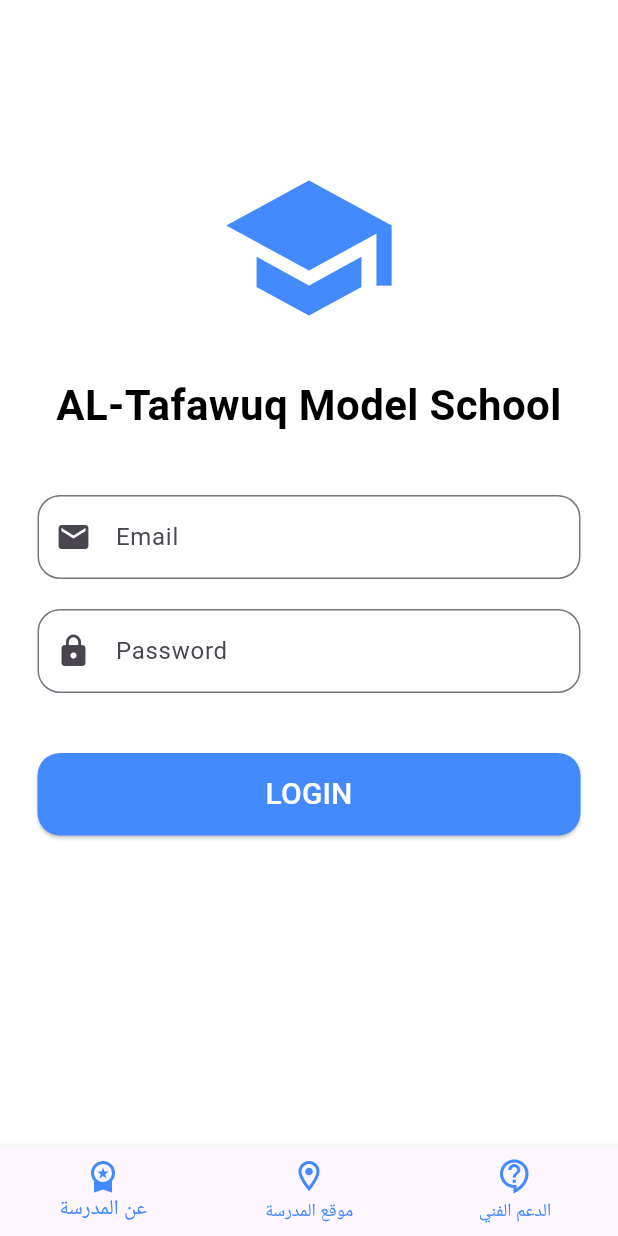
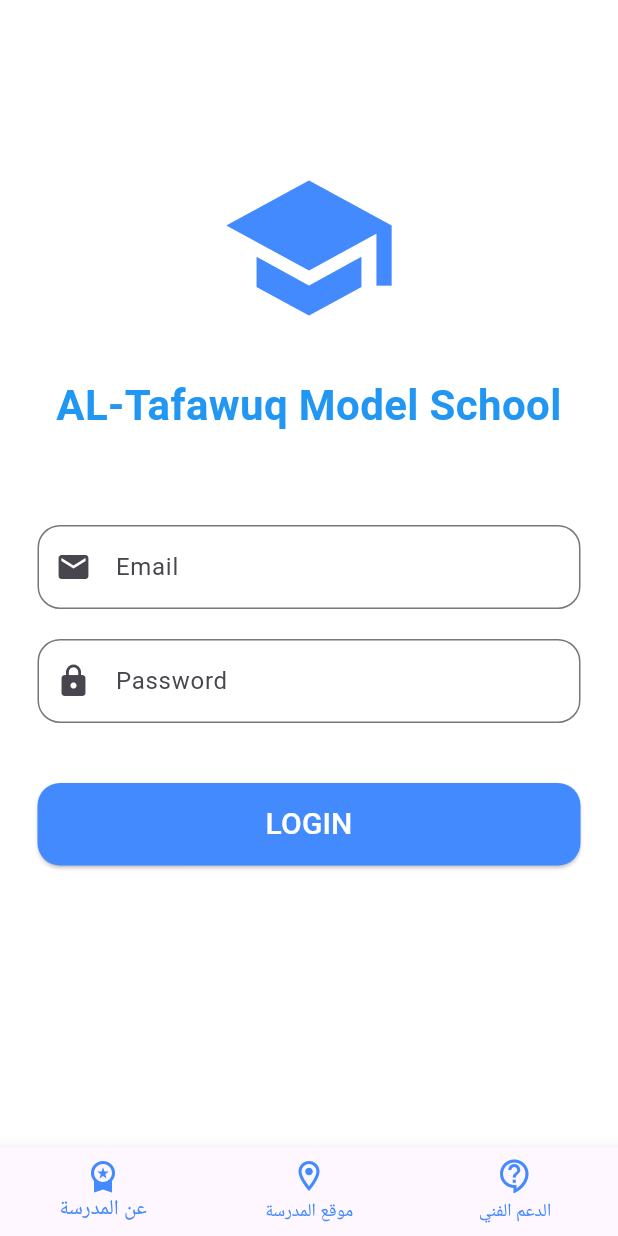
Before and after one commit to bakkuur/superiority, a Flutter app: the screen it shows after launch, on a phone screen of 412 x 824 dp. Run offline on Flutter 3.47's test engine with Material 3 defaults, Android fonts, the phone set to English and light mode, and no system bars.

Commit message:
This is the begining

```diff
--- a/lib/main.dart
+++ b/lib/main.dart
@@ -46,9 +46,9 @@ class _LoginPageState extends State<LoginPage> {
               const Text(
                 "AL-Tafawuq Model School",
                 textAlign: TextAlign.center,
-                style: TextStyle(fontSize: 28, fontWeight: FontWeight.bold, color: Colors.black),
+                style: TextStyle(fontSize: 28, fontWeight: FontWeight.bold, color: Colors.blue),
               ),
-              const SizedBox(height: 40),
+              const SizedBox(height: 60),
               TextField(
                 controller: emailController,
                 decoration: InputDecoration(
```
